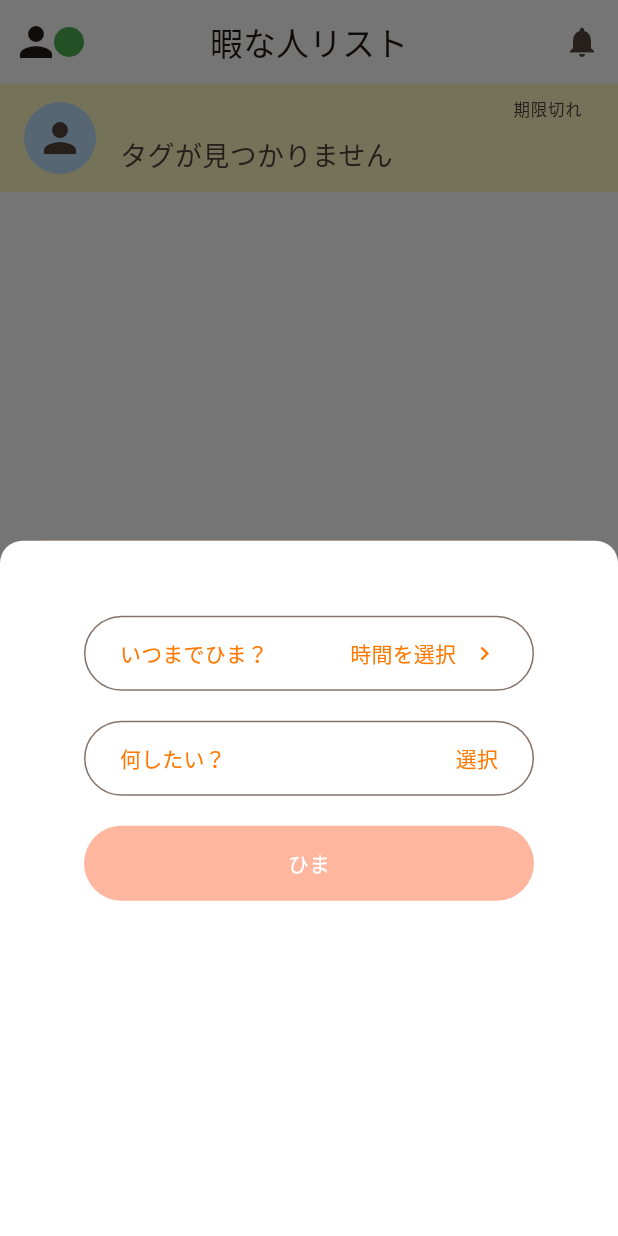
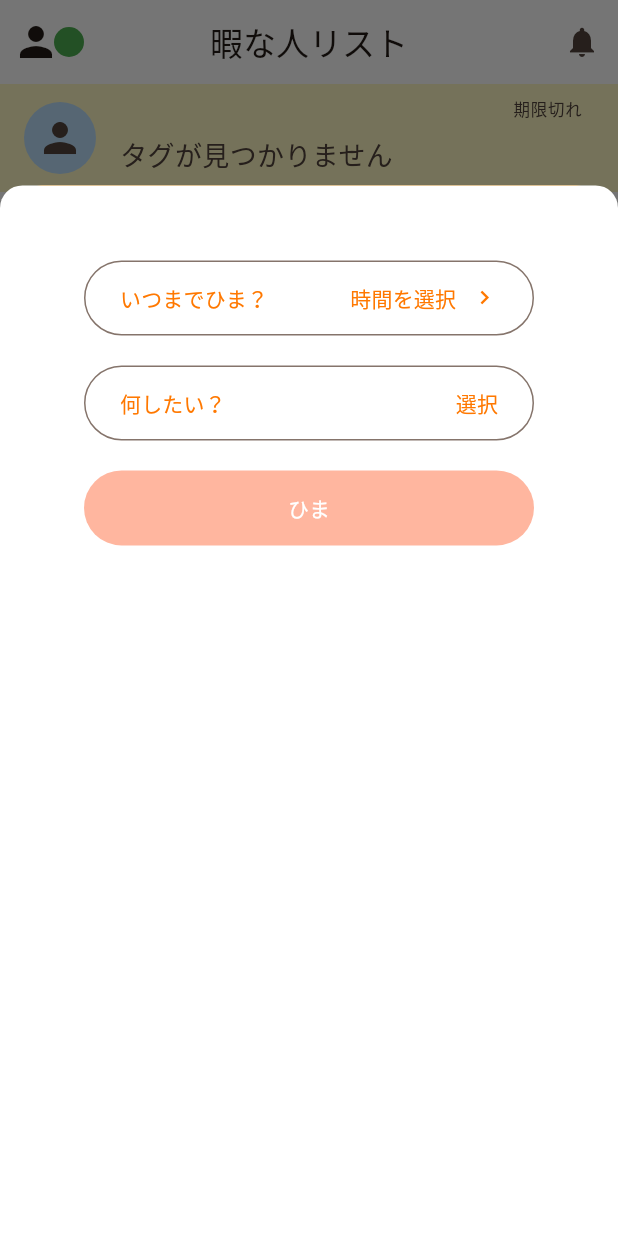
Before and after one commit to horiyu/hi-match, a Flutter app: the NextPage screen opened by its route, after a tap on the "add" icon, on a phone screen of 412 x 824 dp. Run offline on Flutter 3.47's test engine with Material 3 defaults, Android fonts, the phone set to English and light mode, and no system bars; our stand-ins replace cloud_firestore, firebase_analytics, firebase_auth, firebase_core, flutter_datetime_picker_plus, hooks_riverpod and 1 more; accounts and stored records are empty.

Commit message:
全画面表示に対応するため、モーダルボトムシートの制約を追加し、最大高さを画面の85%に設定

```diff
--- a/lib/list.dart
+++ b/lib/list.dart
@@ -663,6 +663,11 @@ class _NextPageState extends State<NextPage> {
                   };
                 }
                 showModalBottomSheet(
+                  isScrollControlled: true, // これを追加して全画面表示に対応
+                  constraints: BoxConstraints(
+                    maxHeight: MediaQuery.of(context).size.height *
+                        0.85, // 画面の85%の高さを指定
+                  ),
                   context: context,
                   builder: (context) => HimaModal(uid),
                 ).then((_) {
```
Also changed, not shown: lib/components/hima_activity_list.dart (+11 -4 lines).
